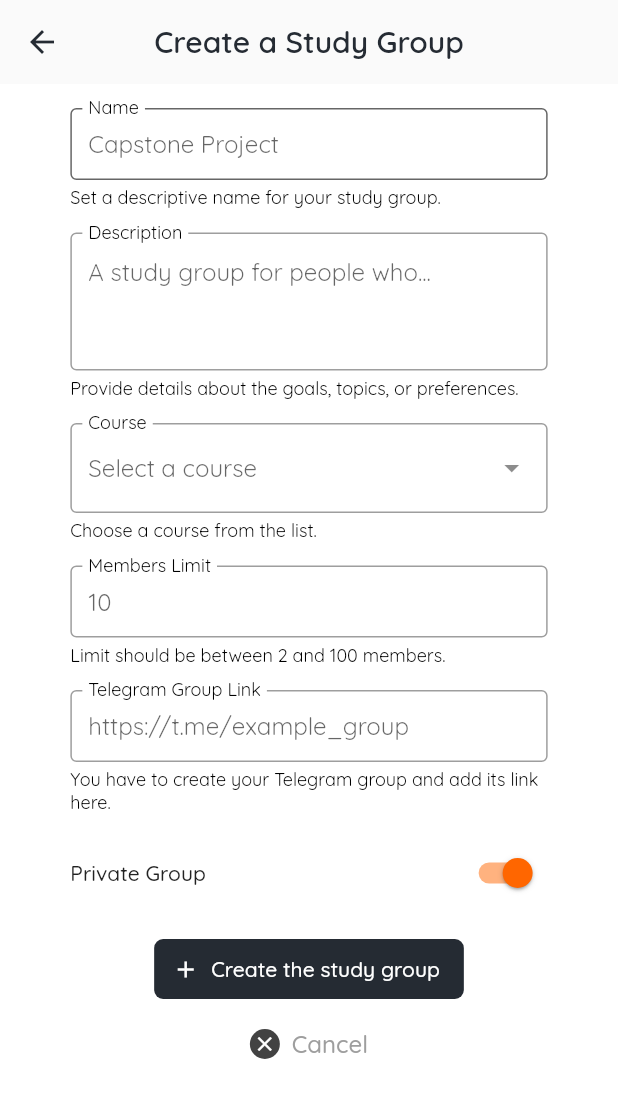
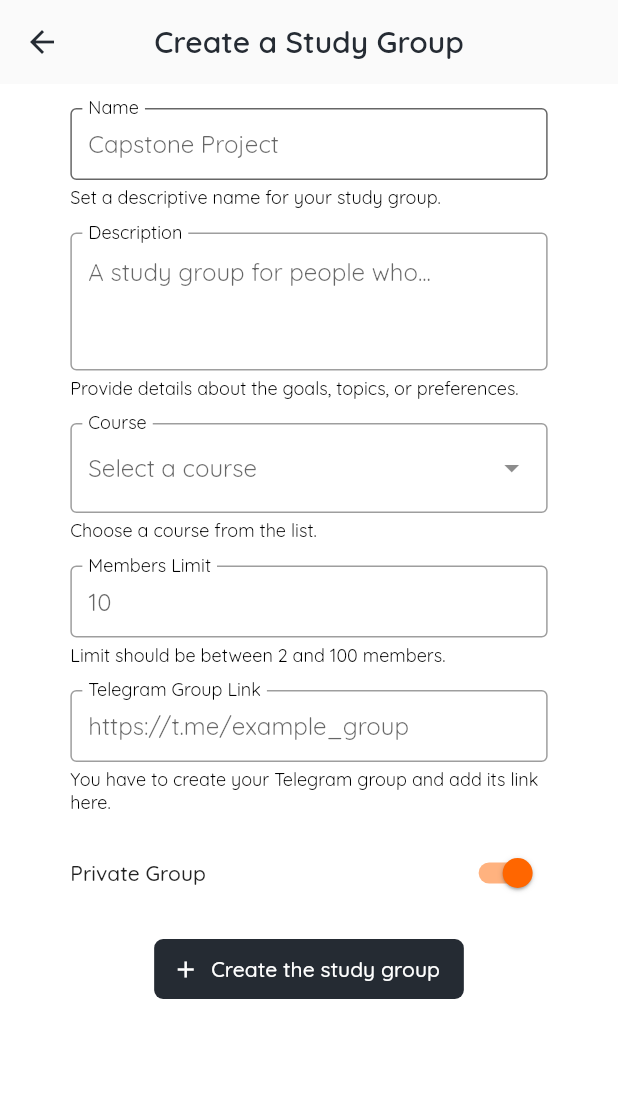
Before and after one commit to anitatehrani/StudyBuds, a Flutter app: the GroupCreationScreen screen opened directly, on a phone screen of 412 x 824 dp. Shown: the top 1098 px of the screen. Run offline on Flutter 3.47's test engine with Material 3 defaults, Android fonts, the phone set to English and light mode, and no system bars; drawn by our look-alikes of dropdown_search; our stand-ins replace curved_navigation_bar, firebase_core, firebase_messaging, flutter_secure_storage, fluttertoast, shared_preferences; missing offline and left inert: flutter_web_auth_2, teledart; accounts and stored records are empty; network calls fail.

Commit message:
Cancel button is removed from group creation screen

```diff
--- a/mobile_app/lib/screens/group_creation/group_creation.dart
+++ b/mobile_app/lib/screens/group_creation/group_creation.dart
@@ -275,42 +275,6 @@ class _GroupCreationScreenState extends State<GroupCreationScreen> {
                     iconData: Icons.add,
                   ),
                 ),
-                const SizedBox(height: 16),
-                Center(
-                  child: GestureDetector(
-                    onTap: () {
-                      Navigator.pop(context);
-                    },
-                    child: Row(
-                      mainAxisSize: MainAxisSize.min, // Ensures the row takes up only as much space as needed
-                      children: [
-                        Container(
-                          width: 20,
-                          height: 20,
-                          decoration: BoxDecoration(
-                            color: Colors.grey[800], // Background color of the circle
-                            shape: BoxShape.circle,
-                          ),
-                          child: const Icon(
-                            Icons.close, // Close icon
-                            color: Colors.white, // Icon color
-                            size: 16, // Icon size
-                          ),
-                        ),
-                        const SizedBox(width: 8), // Space between the icon and the text
-                        const Text(
-                          'Cancel',
-                          style: TextStyle(
-                            fontSize: 16,
-                            fontWeight: FontWeight.w500,
-                            color: Colors.grey,
-                          ),
-                        ),
-                      ],
-                    ),
-                  ),
-                ),
-
               ],
             ),
           ),
```
